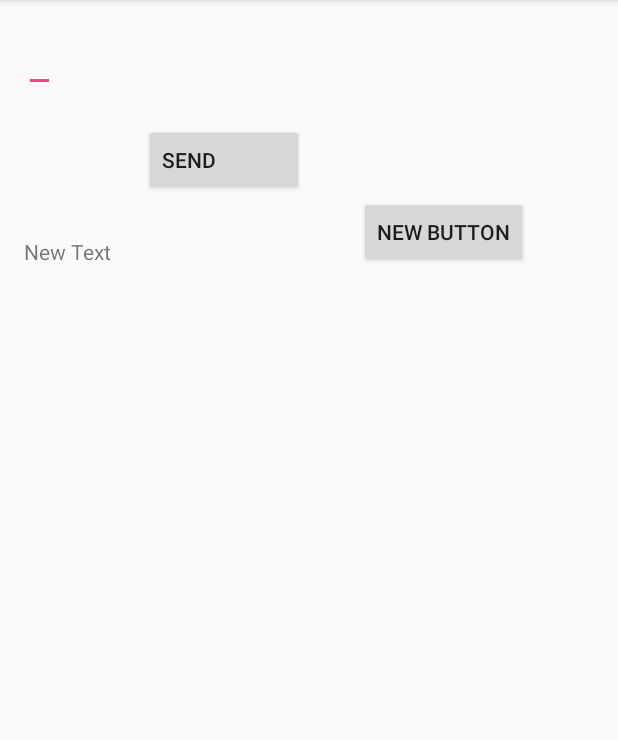
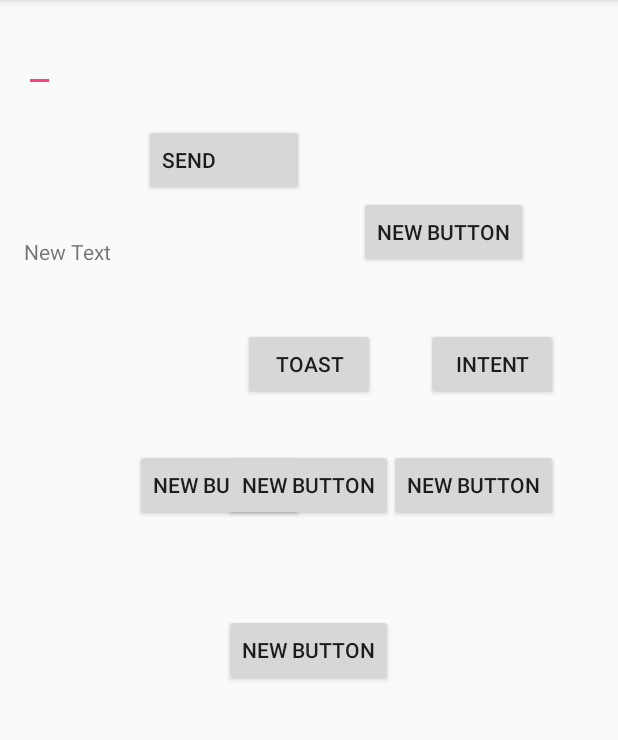
Before and after one commit to SangHakLee/T_AndroidApplication, an Android app: the screen it shows after launch (MainActivity), on a phone screen of 412 x 824 dp, the part 84-824 px from its top. Run offline under Robolectric (Android 15) with nearby library versions, the phone set to English and light mode, and no system bars.

Commit message:
AProject. 새로운 액티비티 만들기. 액티비티간 이동

```diff
--- a/AProject/app/src/main/AndroidManifest.xml
+++ b/AProject/app/src/main/AndroidManifest.xml
@@ -15,6 +15,7 @@
                 <category android:name="android.intent.category.LAUNCHER" />
             </intent-filter>
         </activity>
+        <activity android:name=".SubActivity"></activity>
     </application>
 
 </manifest>
--- a/AProject/app/src/main/res/layout/activity_main.xml
+++ b/AProject/app/src/main/res/layout/activity_main.xml
@@ -50,4 +50,62 @@
         android:layout_below="@+id/btn_send"
         android:layout_alignParentRight="true"
         android:layout_alignParentEnd="true" />
+
+    <Button
+        android:layout_width="wrap_content"
+        android:layout_height="wrap_content"
+        android:text="Toast"
+        android:id="@+id/button2"
+        android:layout_marginTop="41dp"
+        android:layout_below="@+id/text_message"
+        android:layout_centerHorizontal="true" />
+
+    <Button
+        android:layout_width="wrap_content"
+        android:layout_height="wrap_content"
+        android:text="Intent"
+        android:id="@+id/button3"
+        android:layout_alignTop="@+id/button2"
+        android:layout_alignRight="@+id/button6"
+        android:layout_alignEnd="@+id/button6" />
+
+    <Button
+        android:layout_width="wrap_content"
+        android:layout_height="wrap_content"
+        android:text="New Button"
+        android:id="@+id/button4"
+        android:layout_below="@+id/text_message"
+        android:layout_alignRight="@+id/btn_send"
+        android:layout_alignEnd="@+id/btn_send"
+        android:layout_marginTop="122dp" />
+
+    <Button
+        android:layout_width="wrap_content"
+        android:layout_height="wrap_content"
+        android:text="New Button"
+        android:id="@+id/button5"
+        android:layout_alignTop="@+id/button4"
+        android:layout_centerHorizontal="true" />
+
+    <Button
+        android:layout_width="wrap_content"
+        android:layout_height="wrap_content"
+        android:text="New Button"
+        android:id="@+id/button6"
+        android:layout_alignTop="@+id/button5"
+        android:layout_alignParentRight="true"
+        android:layout_alignParentEnd="true"
+        android:layout_marginRight="24dp"
+        android:layout_marginEnd="24dp"
+        android:onClick="doAction6" />
+
+    <Button
+        android:layout_width="wrap_content"
+        android:layout_height="wrap_content"
+        android:text="New Button"
+        android:id="@+id/button8"
+        android:layout_below="@+id/button5"
+        android:layout_centerHorizontal="true"
+        android:layout_marginTop="62dp" />
+
 </RelativeLayout>
```
Also changed, not shown: AProject/app/src/main/java/com/example/aproject/MainActivity.java (+75 -3 lines), AProject/app/src/main/java/com/example/aproject/SubActivity.java (added, +23 -0 lines), AProject/app/src/main/res/layout/activity_sub.xml (added, +21 -0 lines).
